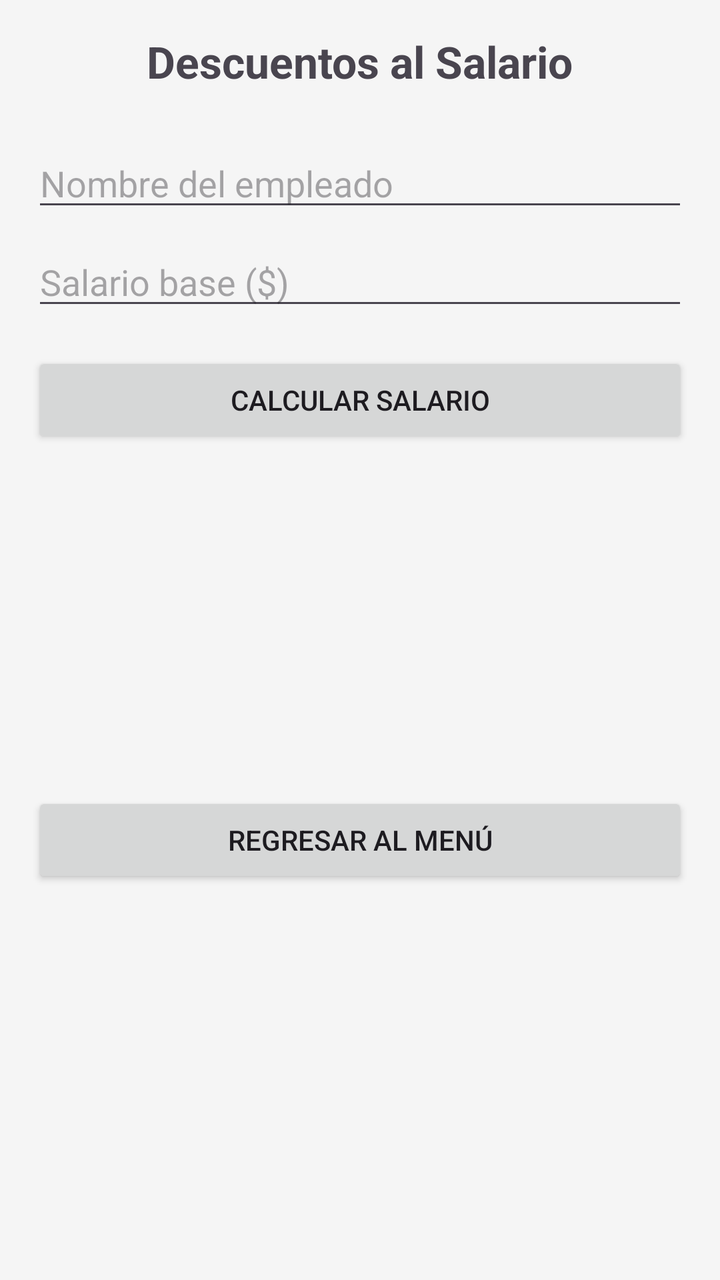
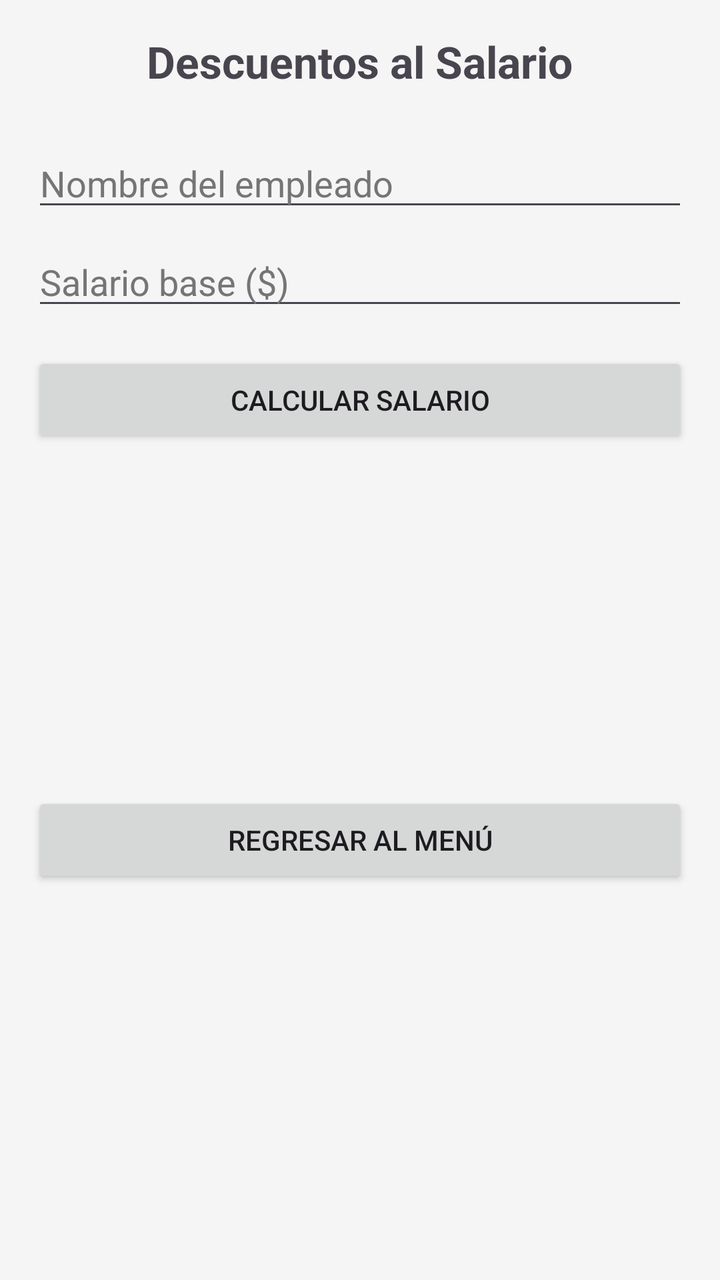

Compare the two renders of this Android layout. The source of the first and the diff that turns it into the second are given below.
<!-- AndroidManifest.xml: application theme Theme.Desafio1SS233210 -->
<!-- res/layout/activity_salario.xml -->
<ScrollView xmlns:android="http://schemas.android.com/apk/res/android"
    android:layout_width="match_parent"
    android:layout_height="match_parent"
    android:fillViewport="true">

    <LinearLayout
        android:layout_width="match_parent"
        android:layout_height="wrap_content"
        android:orientation="vertical"
        android:padding="@dimen/padding_default"
        android:background="@color/fondoClaro">

        <TextView
            android:id="@+id/tvTituloSalario"
            android:layout_width="wrap_content"
            android:layout_height="wrap_content"
            android:text="@string/salario_titulo"
            android:textSize="@dimen/text_size_title"
            android:textStyle="bold"
            android:layout_gravity="center"
            android:layout_marginBottom="24dp"/>

        <EditText
            android:id="@+id/etNombreEmpleado"
            android:layout_width="match_parent"
            android:layout_height="wrap_content"
            android:hint="@string/hint_nombre_empleado"
            android:inputType="textPersonName"
            android:layout_marginBottom="@dimen/margin_small"/>

        <EditText
            android:id="@+id/etSalarioBase"
            android:layout_width="match_parent"
            android:layout_height="wrap_content"
            android:hint="@string/hint_salario_base"
            android:inputType="numberDecimal"
            android:layout_marginBottom="@dimen/margin_default"/>

        <Button
            android:id="@+id/btnCalcularSalario"
            android:layout_width="match_parent"
            android:layout_height="wrap_content"
            android:text="@string/btn_calcular_salario"
            android:layout_marginBottom="@dimen/margin_default"/>

        <TextView
            android:id="@+id/tvSalarioBruto"
            android:layout_width="match_parent"
            android:layout_height="wrap_content"
            android:textSize="@dimen/text_size_normal"
            android:paddingBottom="4dp"/>

        <TextView
            android:id="@+id/tvRenta"
            android:layout_width="match_parent"
            android:layout_height="wrap_content"
            android:textSize="@dimen/text_size_normal"
            android:paddingBottom="4dp"/>

        <TextView
            android:id="@+id/tvAfp"
            android:layout_width="match_parent"
            android:layout_height="wrap_content"
            android:textSize="@dimen/text_size_normal"
            android:paddingBottom="4dp"/>

        <TextView
            android:id="@+id/tvIsss"
            android:layout_width="match_parent"
            android:layout_height="wrap_content"
            android:textSize="@dimen/text_size_normal"
            android:paddingBottom="4dp"/>

        <TextView
            android:id="@+id/tvSalarioNeto"
            android:layout_width="match_parent"
            android:layout_height="wrap_content"
            android:textSize="@dimen/text_size_title"
            android:textStyle="bold"
            android:paddingTop="8dp"/>

        <Button
            android:id="@+id/btnRegresarSalario"
            android:layout_width="match_parent"
            android:layout_height="wrap_content"
            android:text="@string/btn_regresar"
            android:layout_marginTop="@dimen/margin_default"/>

    </LinearLayout>
</ScrollView>
<!-- resources referenced by this layout -->
<resources>
  <color name="fondoClaro">#F5F5F5</color>
  <dimen name="margin_default">16dp</dimen>
  <dimen name="margin_small">8dp</dimen>
  <dimen name="padding_default">16dp</dimen>
  <dimen name="text_size_normal">16sp</dimen>
  <dimen name="text_size_title">22sp</dimen>
  <string name="btn_calcular_salario">Calcular Salario</string>
  <string name="btn_regresar">Regresar al Menú</string>
  <string name="hint_nombre_empleado">Nombre del empleado</string>
  <string name="hint_salario_base">Salario base ($)</string>
  <string name="salario_titulo">Descuentos al Salario</string>
  <style name="Theme.Desafio1SS233210" parent="Base.Theme.Desafio1SS233210" />
  <style name="Base.Theme.Desafio1SS233210" parent="Theme.Material3.DayNight.NoActionBar">
          
          
      </style>
</resources>

<!-- the commit's change to res/layout/activity_salario.xml (unified diff, before → after) -->
@@ -26,6 +26,8 @@
             android:layout_height="wrap_content"
             android:hint="@string/hint_nombre_empleado"
             android:inputType="textPersonName"
+            android:textColor="@color/black"
+            android:textColorHint="#757575"
             android:layout_marginBottom="@dimen/margin_small"/>
 
         <EditText
@@ -34,8 +36,9 @@
             android:layout_height="wrap_content"
             android:hint="@string/hint_salario_base"
             android:inputType="numberDecimal"
+            android:textColor="@color/black"
+            android:textColorHint="#757575"
             android:layout_marginBottom="@dimen/margin_default"/>
-
         <Button
             android:id="@+id/btnCalcularSalario"
             android:layout_width="match_parent"
<!-- resource entries referenced after the edit -->
@@ -1,5 +1,6 @@
 <!-- resources referenced by this layout -->
 <resources>
+  <color name="black">#FF000000</color>
   <color name="fondoClaro">#F5F5F5</color>
   <dimen name="margin_default">16dp</dimen>
   <dimen name="margin_small">8dp</dimen>
